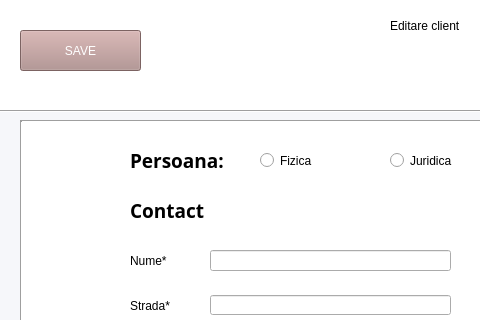
Before: the Qt Designer form views/form_edit.ui in cojocariudaniel1/Licenta-Crearea-de-aplicatii-in-Python-folosind-UML, drawn with Qt 5; both pictures show x 0 to 480 and y 0 to 320 of the 932 by 761 pixel window.
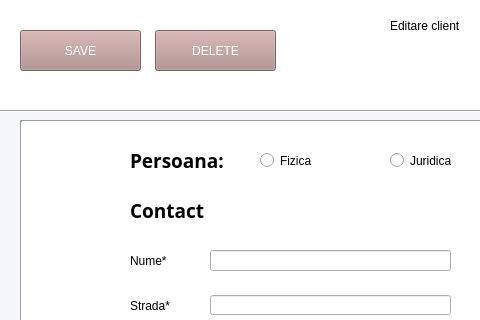
After: the same form once the commit is applied.

```diff
--- a/views/form_edit.ui
+++ b/views/form_edit.ui
@@ -816,6 +816,24 @@
     <string>Upload Image</string>
    </property>
   </widget>
+  <widget class="QPushButton" name="btn_delete">
+   <property name="geometry">
+    <rect>
+     <x>155</x>
+     <y>30</y>
+     <width>121</width>
+     <height>41</height>
+    </rect>
+   </property>
+   <property name="styleSheet">
+    <string notr="true">background-color: rgb(174, 139, 137);
+color: rgb(255, 255, 255);
+font: 75 14pt &quot;MS Shell Dlg 2&quot;;</string>
+   </property>
+   <property name="text">
+    <string>DELETE</string>
+   </property>
+  </widget>
   <zorder>label_9</zorder>
   <zorder>background_color</zorder>
   <zorder>kanban_bg_color</zorder>
@@ -859,6 +877,7 @@
   <zorder>label_6</zorder>
   <zorder>image</zorder>
   <zorder>btn_upload_image</zorder>
+  <zorder>btn_delete</zorder>
  </widget>
  <resources/>
  <connections/>
```
